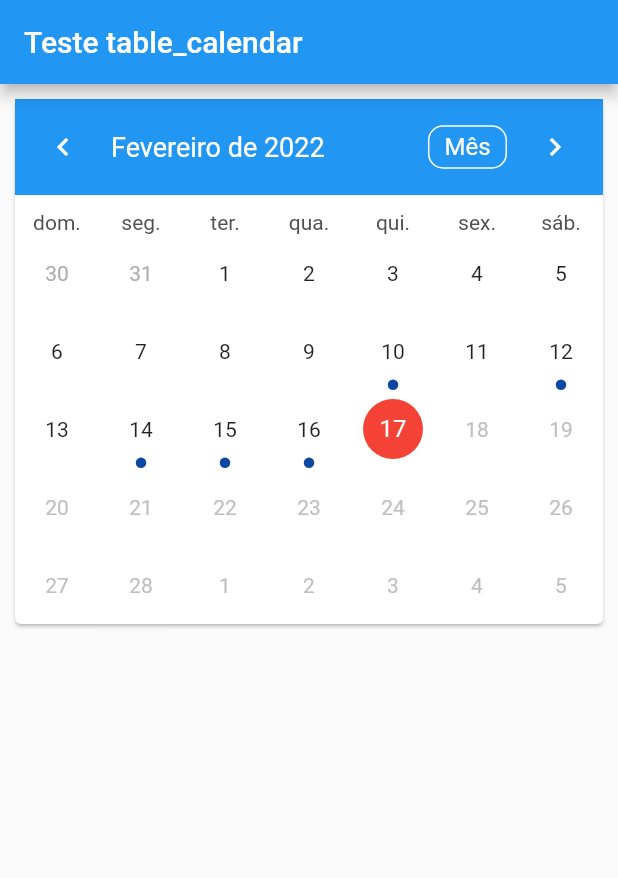
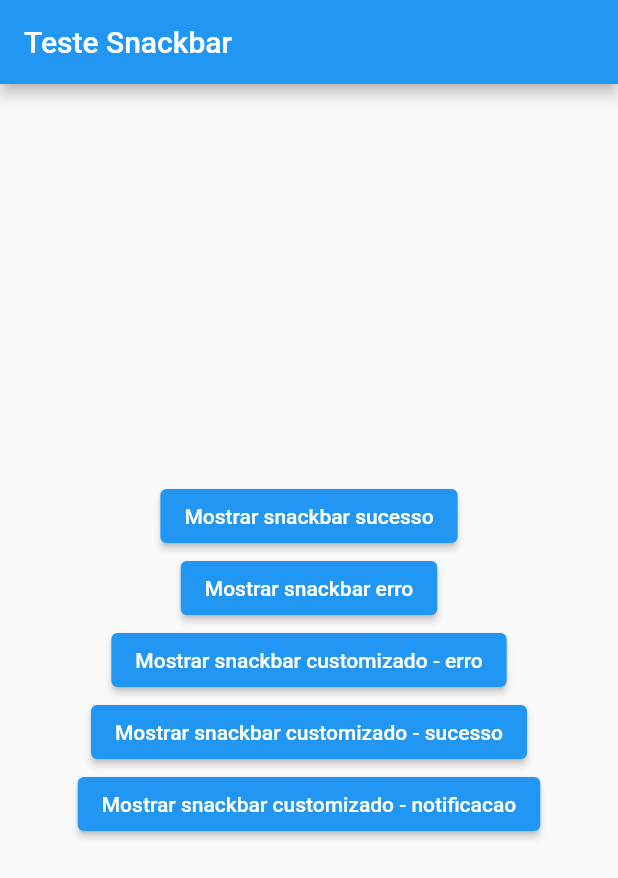
Before and after one commit to brunozupp/teste_lancamentos, a Flutter app: the screen it shows after launch, on a phone screen of 412 x 824 dp. Shown: the top 878 px of the screen. Run offline on Flutter 3.47's test engine with Material 2 defaults, Android fonts, the phone set to English and light mode, and no system bars; drawn by our look-alikes of table_calendar; our stand-ins replace top_snackbar_flutter.

Commit message:
exemplo snackbar

```diff
--- a/lib/main.dart
+++ b/lib/main.dart
@@ -1,4 +1,5 @@
 import 'package:flutter/material.dart';
+import 'package:teste_lancamentos/teste_snackbar/teste_snackbar_um.dart';
 import 'package:teste_lancamentos/teste_table_calendar/teste_table_calendar_page.dart';
 import 'package:flutter_localizations/flutter_localizations.dart';
 
@@ -17,13 +18,9 @@ class MyApp extends StatelessWidget {
       theme: ThemeData(
         primarySwatch: Colors.blue,
       ),
-      home: const TesteTableCalendarPage(),
+      home: const TesteSnackbarUm(),
       locale: const Locale("pt","BR"),
-      localizationsDelegates: const [
-        GlobalMaterialLocalizations.delegate,
-        GlobalWidgetsLocalizations.delegate,
-        //GlobalCupertinoLocalizations.delegate,
-      ],
+      localizationsDelegates: GlobalMaterialLocalizations.delegates,
       supportedLocales: const [
         Locale("pt", "BR"),
         Locale('en'),
--- /dev/null
+++ b/lib/teste_snackbar/snackbar_utils.dart
@@ -0,0 +1,93 @@
+import 'dart:async';
+
+import 'package:flutter/material.dart';
+import 'package:top_snackbar_flutter/top_snack_bar.dart';
+
+class SnackBarUtils {
+
+  SnackBarUtils._();
+
+  static void showSnackbar({
+    required BuildContext context,
+    required SnackbarCustomModal snackbarCustomModal
+  }) {
+
+    showTopSnackBar(
+      context,
+      Material(
+        type: MaterialType.transparency,
+        child: Container(
+          padding: const EdgeInsets.symmetric(
+            vertical: 30,
+            horizontal: 20
+          ),
+          decoration: BoxDecoration(
+            color: snackbarCustomModal.backgroundColor,
+            borderRadius: const BorderRadius.all(Radius.circular(12)),
+            boxShadow: const [
+              BoxShadow(
+                color: Colors.black26,
+                offset: Offset(0.0, 8.0),
+                spreadRadius: 1,
+                blurRadius: 30,
+              ),
+            ]
+          ),
+          child: Row(
+            children: [
+              Icon(
+                snackbarCustomModal.icon,
+                color: snackbarCustomModal.iconColor,
+                size: 30,
+              ),
+              const SizedBox(
+                width: 20,
+              ),
+              Expanded(
+                child: Text(
+                  snackbarCustomModal.message,
+                  style: const TextStyle(
+                    fontSize: 16,
+                    color: Colors.white
+                  ),
+                ),
+              ),
+            ],
+          ),
+        ),
+      ),
+      displayDuration: const Duration(seconds: 2),
+    );
+
+    Future.delayed(const Duration(seconds: 3, milliseconds: 750), () {
+      if(snackbarCustomModal.onHidden != null) {
+        snackbarCustomModal.onHidden!();
+      }
+    });
+
+  }
+}
+
+class SnackbarCustomModal {
+
+  final String message;
+  final Color backgroundColor;
+  final IconData icon;
+  final Color iconColor;
+  final VoidCallback? onHidden;
+
+  SnackbarCustomModal.success(this.message, {this.onHidden}) :
+    backgroundColor = Colors.green[300]!,
+    icon = Icons.check_circle,
+    iconColor = Colors.green[800]!;
+
+  SnackbarCustomModal.error(this.message, {this.onHidden}) :
+    backgroundColor = Colors.red[200]!,
+    icon = Icons.error,
+    iconColor = Colors.red[800]!;
+
+  SnackbarCustomModal.notification(this.message, {this.onHidden}) :
+    backgroundColor = Colors.blue[300]!,
+    icon = Icons.warning_rounded,
+    iconColor = Colors.blue[900]!;
+}
--- /dev/null
+++ b/lib/teste_snackbar/teste_snackbar_um.dart
@@ -0,0 +1,99 @@
+import 'package:flutter/material.dart';
+import 'package:teste_lancamentos/teste_snackbar/snackbar_utils.dart';
+import 'package:teste_lancamentos/teste_table_calendar/teste_table_calendar_page.dart';
+import 'package:top_snackbar_flutter/custom_snack_bar.dart';
+import 'package:top_snackbar_flutter/top_snack_bar.dart';
+
+class TesteSnackbarUm extends StatelessWidget {
+
+  const TesteSnackbarUm({ Key? key }) : super(key: key);
+
+   @override
+   Widget build(BuildContext context) {
+
+    final theme = Theme.of(context);
+
+    return Scaffold(
+      appBar: AppBar(
+        title: const Text('Teste Snackbar'),
+      ),
+      body: Center(
+        child: Column(
+          mainAxisAlignment: MainAxisAlignment.center,
+          children: [
+            ElevatedButton(
+              onPressed: () {
+                showTopSnackBar(
+                  context,
+                  CustomSnackBar.success(
+                    message: "Sucesso na abertura do chamado!",
+                    backgroundColor: Colors.green[200]!,
+                    icon: Icon(
+                      Icons.check_circle,
+                      color: Colors.green[800],
+                    ),
+                    iconPositionLeft: 25,
+                    iconRotationAngle: 0,
+                  ),
+                );
+              },
+              child: const Text("Mostrar snackbar sucesso"),
+            ),
+
+            ElevatedButton(
+              onPressed: () {
+                showTopSnackBar(
+                  context,
+                  CustomSnackBar.error(
+                    message: "Erro na abertura do chamado!",
+                    backgroundColor: Colors.red[200]!,
+                    messagePadding: EdgeInsets.zero,
+                    icon: Icon(
+                      Icons.error,
+                      color: Colors.red[800],
+                    ),
+                    iconPositionLeft: 25,
+                    iconRotationAngle: 0,
+                  ),
+                );
+              },
+              child: const Text("Mostrar snackbar erro"),
+            ),
+            ElevatedButton(
+              onPressed: () {
+                SnackBarUtils.showSnackbar(
+                  context: context,
+                  snackbarCustomModal: SnackbarCustomModal.error("Mensagem de erro")
+                );
+              },
+              child: const Text("Mostrar snackbar customizado - erro"),
+            ),
+            ElevatedButton(
+              onPressed: () {
+                SnackBarUtils.showSnackbar(
+                  context: context,
+                  snackbarCustomModal: SnackbarCustomModal.success("Mensagem de sucesso")
+                );
+              },
+              child: const Text("Mostrar snackbar customizado - sucesso"),
+            ),
+            ElevatedButton(
+              onPressed: () {
+                SnackBarUtils.showSnackbar(
+                  context: context,
+                  snackbarCustomModal: SnackbarCustomModal.notification(
+                    "Mensagem de notificação",
+                    onHidden: () {
+                      Navigator.of(context).push(MaterialPageRoute(builder: (context) => const TesteTableCalendarPage()));
+                    }
+                  ),
+                );
+              },
+              child: const Text("Mostrar snackbar customizado - notificacao"),
+            ),
+          ],
+        ),
+      )
+    );
+  }
+}
--- a/pubspec.yaml
+++ b/pubspec.yaml
@@ -38,6 +38,7 @@ dependencies:
   cupertino_icons: ^1.0.2
   table_calendar: ^3.0.3
   intl: ^0.17.0
+  top_snackbar_flutter: ^1.0.2
 
 dev_dependencies:
   flutter_test:
```
Also changed, not shown: pubspec.lock.
